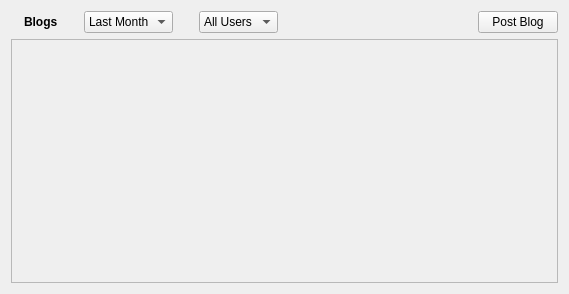
Qt form retroshare-gui/src/gui/BlogDialog.ui (RetroShare/RetroShare) before a commit.
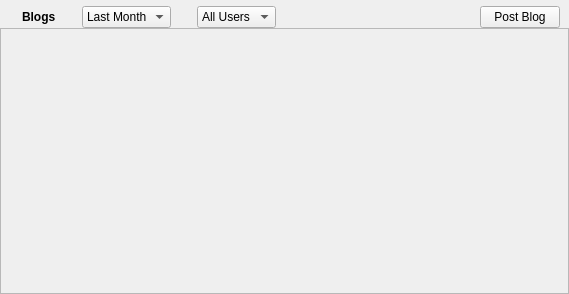
The same form after that commit. Icons and pictures are not drawn.

What changed in the file:
```diff
--- a/retroshare-gui/src/gui/BlogDialog.ui
+++ b/retroshare-gui/src/gui/BlogDialog.ui
@@ -16,8 +16,26 @@
    <string/>
   </property>
   <layout class="QVBoxLayout" >
+   <property name="spacing" >
+    <number>0</number>
+   </property>
+   <property name="margin" >
+    <number>0</number>
+   </property>
    <item>
     <layout class="QHBoxLayout" >
+     <property name="spacing" >
+      <number>6</number>
+     </property>
+     <property name="leftMargin" >
+      <number>9</number>
+     </property>
+     <property name="topMargin" >
+      <number>6</number>
+     </property>
+     <property name="rightMargin" >
+      <number>9</number>
+     </property>
      <item>
       <widget class="QLabel" name="label" >
        <property name="font" >
```
Left out of the diff: 9 changed lines with no effect on the pictures.
